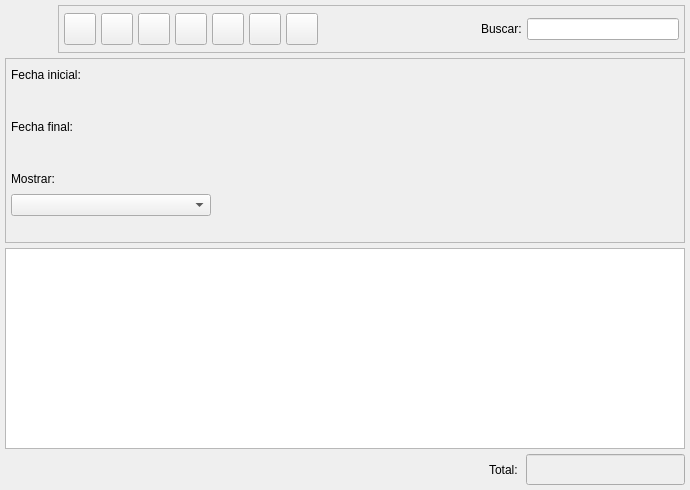
eboladev/Bulmages-1, file bulmages/bulmafact/src/albaranclientelistbase.ui: the form before one commit.
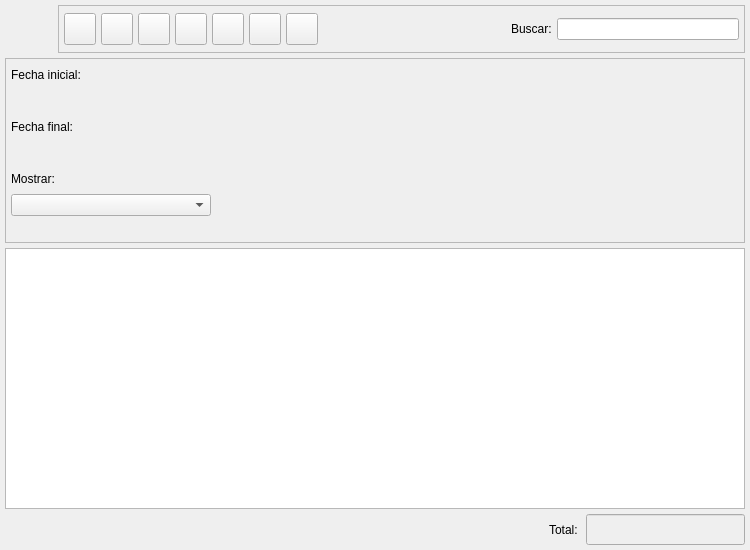
The form after the commit. Icons and pictures are not drawn. Custom widgets are drawn as their Qt base class.

```diff
--- a/bulmages/bulmafact/src/albaranclientelistbase.ui
+++ b/bulmages/bulmafact/src/albaranclientelistbase.ui
@@ -9,8 +9,8 @@
    <rect>
     <x>0</x>
     <y>0</y>
-    <width>690</width>
-    <height>490</height>
+    <width>750</width>
+    <height>550</height>
    </rect>
   </property>
   <property name="windowTitle" >
@@ -23,7 +23,19 @@
    <property name="margin" >
     <number>5</number>
    </property>
-   <property name="spacing" >
+   <property name="topMargin" >
+    <number>5</number>
+   </property>
+   <property name="rightMargin" >
+    <number>5</number>
+   </property>
+   <property name="bottomMargin" >
+    <number>5</number>
+   </property>
+   <property name="horizontalSpacing" >
+    <number>5</number>
+   </property>
+   <property name="verticalSpacing" >
     <number>5</number>
    </property>
    <item row="1" column="0" >
@@ -44,7 +56,19 @@
       <property name="margin" >
        <number>5</number>
       </property>
-      <property name="spacing" >
+      <property name="topMargin" >
+       <number>5</number>
+      </property>
+      <property name="rightMargin" >
+       <number>5</number>
+      </property>
+      <property name="bottomMargin" >
+       <number>5</number>
+      </property>
+      <property name="horizontalSpacing" >
+       <number>5</number>
+      </property>
+      <property name="verticalSpacing" >
        <number>5</number>
       </property>
       <item row="6" column="0" >
@@ -84,9 +108,7 @@
         <item>
          <widget class="BusquedaArticulo" native="1" name="m_articulo" >
           <property name="sizePolicy" >
-           <sizepolicy>
-            <hsizetype>7</hsizetype>
-            <vsizetype>5</vsizetype>
+           <sizepolicy vsizetype="Preferred" hsizetype="Expanding" >
             <horstretch>0</horstretch>
             <verstretch>0</verstretch>
            </sizepolicy>
@@ -96,9 +118,7 @@
         <item>
          <widget class="BusquedaCliente" native="1" name="m_cliente" >
           <property name="sizePolicy" >
-           <sizepolicy>
-            <hsizetype>7</hsizetype>
-            <vsizetype>5</vsizetype>
+           <sizepolicy vsizetype="Preferred" hsizetype="Expanding" >
             <horstretch>0</horstretch>
             <verstretch>0</verstretch>
            </sizepolicy>
@@ -230,9 +250,7 @@
         <bool>true</bool>
        </property>
        <property name="sizePolicy" >
-        <sizepolicy>
-         <hsizetype>5</hsizetype>
-         <vsizetype>0</vsizetype>
+        <sizepolicy vsizetype="Fixed" hsizetype="Preferred" >
          <horstretch>0</horstretch>
          <verstretch>0</verstretch>
         </sizepolicy>
```
Left out of the diff: 82 changed lines with no effect on the pictures.
